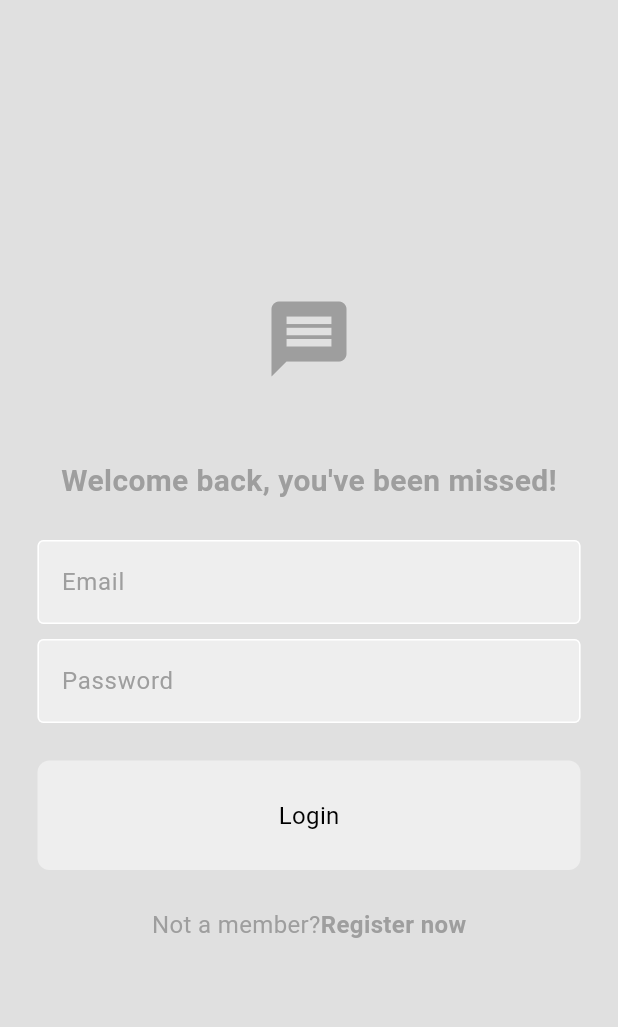
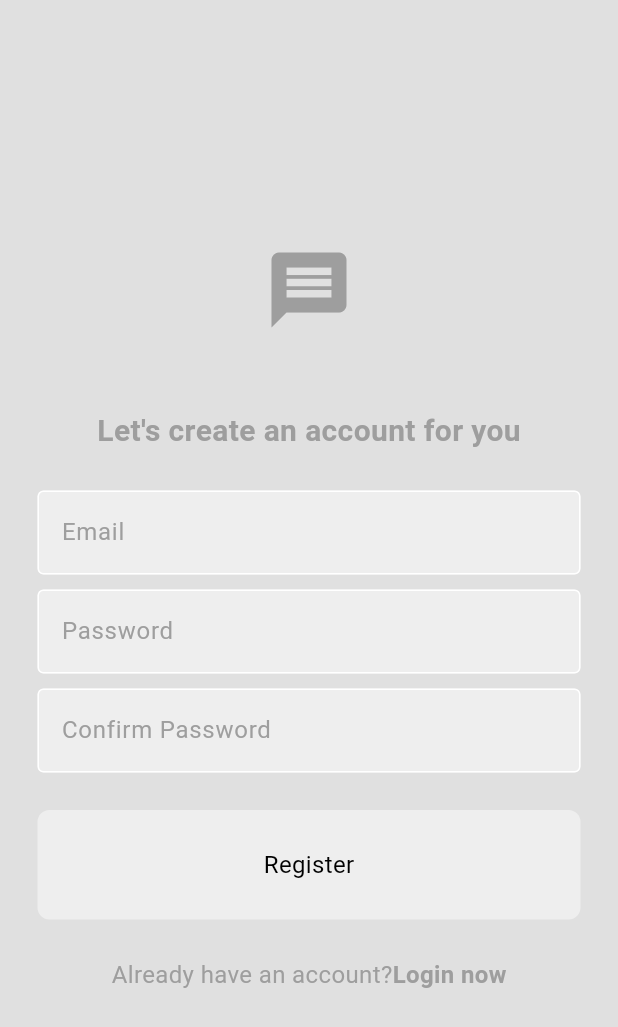
Before and after one commit to PraveenBimsara/chat_app, a Flutter app: the screen it shows after launch, on a phone screen of 412 x 824 dp. Shown: the top 1027 px of the screen. Run offline on Flutter 3.47's test engine with Material 3 defaults, Android fonts, the phone set to English and light mode, and no system bars.

Commit message:
Created register page

```diff
--- a/lib/main.dart
+++ b/lib/main.dart
@@ -1,4 +1,5 @@
 import 'package:chat_app/pages/login_page.dart';
+import 'package:chat_app/pages/register_page.dart';
 import 'package:chat_app/themes/light_mode.dart';
 import 'package:flutter/material.dart';
 
@@ -13,7 +14,7 @@ class MyApp extends StatelessWidget {
   Widget build(BuildContext context) {
     return MaterialApp(
       title: 'Flutter Demo',
-      home: LoginPage(),
+      home: RegisterPage(),
       theme: lightMode,
     );
   }
--- /dev/null
+++ b/lib/pages/register_page.dart
@@ -0,0 +1,94 @@
+import 'package:chat_app/components/my_button.dart';
+import 'package:chat_app/components/text_field.dart';
+import 'package:flutter/material.dart';
+
+class RegisterPage extends StatelessWidget {
+  final TextEditingController _emailController = TextEditingController();
+  final TextEditingController _passwordController = TextEditingController();
+  final TextEditingController __confirmpasswordController =
+      TextEditingController();
+  RegisterPage({super.key});
+
+  void register() {}
+
+  @override
+  Widget build(BuildContext context) {
+    return Scaffold(
+      backgroundColor: Theme.of(context).colorScheme.background,
+      body: Center(
+        child: Column(
+          mainAxisAlignment: MainAxisAlignment.center,
+          children: [
+            Icon(
+              Icons.message,
+              size: 60,
+              color: Theme.of(context).colorScheme.primary,
+            ),
+            const SizedBox(
+              height: 50,
+            ),
+            Text(
+              'Let\'s create an account for you',
+              style: TextStyle(
+                  color: Theme.of(context).colorScheme.primary,
+                  fontSize: 20,
+                  fontWeight: FontWeight.bold),
+            ),
+            const SizedBox(
+              height: 25,
+            ),
+            MyTextField(
+              hintText: 'Email',
+              obscurText: false,
+              controller: _emailController,
+            ),
+            const SizedBox(
+              height: 10,
+            ),
+            MyTextField(
+              hintText: 'Password',
+              obscurText: true,
+              controller: _passwordController,
+            ),
+            const SizedBox(
+              height: 10,
+            ),
+            MyTextField(
+              hintText: 'Confirm Password',
+              obscurText: true,
+              controller: __confirmpasswordController,
+            ),
+            const SizedBox(
+              height: 25,
+            ),
+            MyButton(
+              text: 'Register',
+              onTap: register,
+            ),
+            const SizedBox(
+              height: 25,
+            ),
+            Row(
+              mainAxisAlignment: MainAxisAlignment.center,
+              children: [
+                Text(
+                  'Already have an account?',
+                  style: TextStyle(
+                      fontSize: 16,
+                      color: Theme.of(context).colorScheme.primary),
+                ),
+                Text(
+                  'Login now',
+                  style: TextStyle(
+                      fontSize: 16,
+                      fontWeight: FontWeight.bold,
+                      color: Theme.of(context).colorScheme.primary),
+                ),
+              ],
+            ),
+          ],
+        ),
+      ),
+    );
+  }
+}
```
